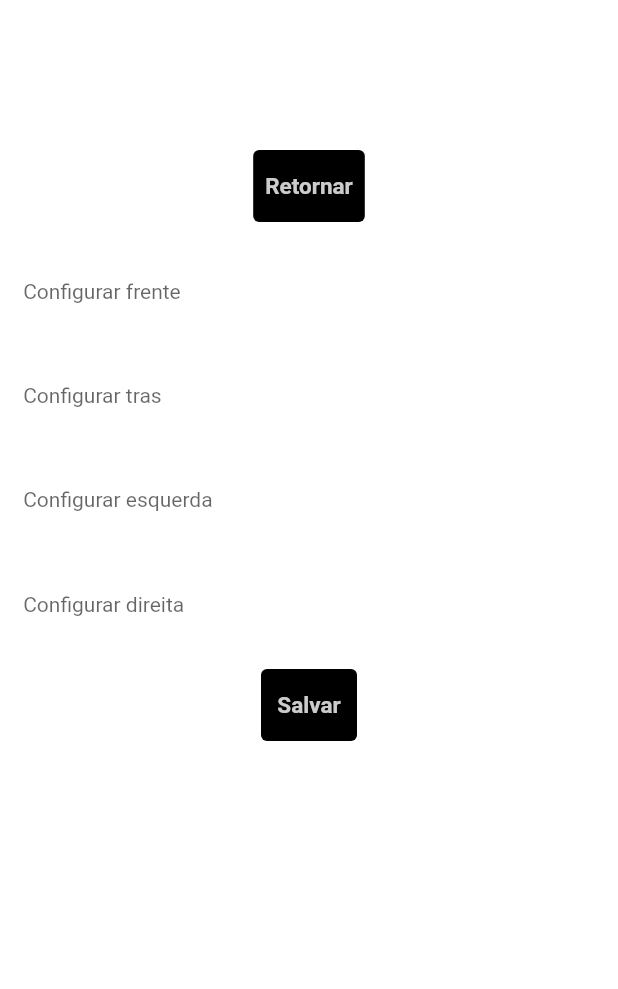
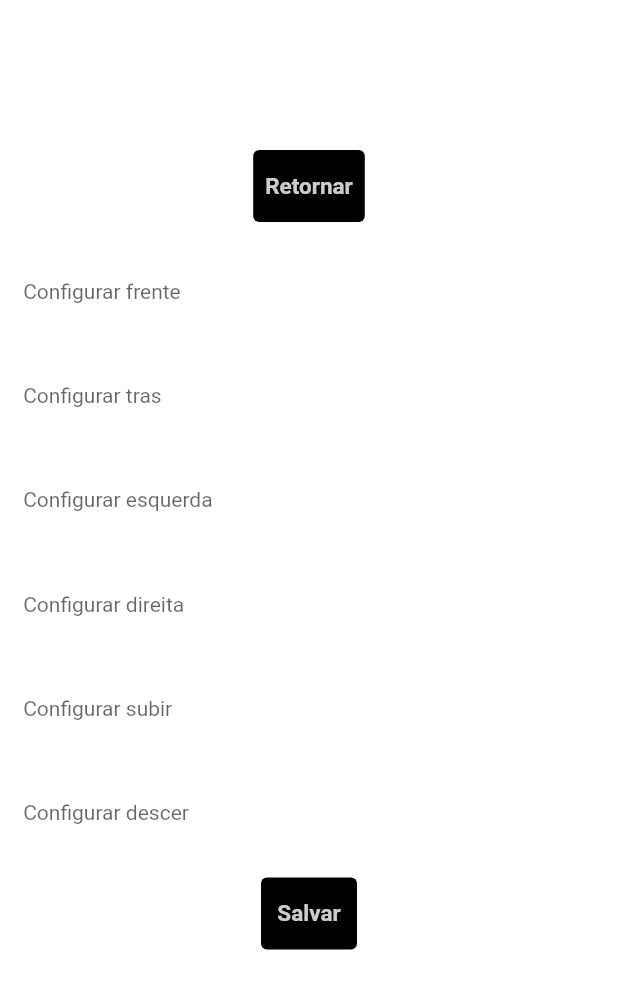
Before and after one commit to lucianobraun1234/bluetooth, a Flutter app: the Configurar screen opened directly, on a phone screen of 412 x 824 dp. Shown: the top 989 px of the screen. Run offline on Flutter 3.47's test engine with Material 2 defaults, Android fonts, the phone set to English and light mode, and no system bars; our stand-ins replace flutter_bluetooth_serial, shared_preferences; accounts and stored records are empty; Roboto replaces fonts that are missing (Poppins).

Commit message:
Update configurar.dart

```diff
--- a/lib/configurar.dart
+++ b/lib/configurar.dart
@@ -1,96 +1,76 @@
-import 'dart:convert';
-import 'dart:typed_data';
-
-import 'package:flutter/cupertino.dart';
 import 'package:flutter/material.dart';
-import 'package:flutter_bluetooth_serial/flutter_bluetooth_serial.dart';
-import 'package:font_awesome_flutter/font_awesome_flutter.dart';
 import 'package:shared_preferences/shared_preferences.dart';
 
-
-
-import '/Background/Widget.dart';
 import 'criar.dart';
 
-class Configurar extends  StatefulWidget  {
+class Configurar extends StatefulWidget {
   @override
   State<Configurar> createState() => _Configurar();
 }
+
 //pagina 171 pegar a listview
 class _Configurar extends State<Configurar> {
+  final cima = TextEditingController();
+  final baixo = TextEditingController();
+  final esquerda = TextEditingController();
+  final direita = TextEditingController();
+  final subir = TextEditingController();
+  final descer = TextEditingController();
 
-  final cima= TextEditingController();
-  final baixo = TextEditingController();
-  final esquerda= TextEditingController();
-  final direita = TextEditingController();
-
-
-
-  void initState () {
+  void initState() {
     super.initState();
 
     _asyncMethod();
-
-
   }
 
-  _asyncMethod() async{
+  _asyncMethod() async {
     SharedPreferences prefs = await SharedPreferences.getInstance();
 
     //prefs.setString('credenciais',resultado2);
-    var cima1=prefs.getString('cima');
-   var baixo1= prefs.getString('baixo');
-   var esquerda1= prefs.getString('esquerda');
-   var direita1= prefs.getString('direita');
-   if(cima1!=null){
-     cima.text=cima1;
+    var cima1 = prefs.getString('cima');
+    var baixo1 = prefs.getString('baixo');
+    var esquerda1 = prefs.getString('esquerda');
+    var direita1 = prefs.getString('direita');
+    var subir1 = prefs.getString('subir');
+    var descer1 = prefs.getString('descer');
+    if (cima1 != null) {
+      cima.text = cima1;
+    } else {
+      cima.text = '';
     }
-   else{
-     cima.text='';
+    if (baixo1 != null) {
+      baixo.text = baixo1;
+    } else {
+      baixo.text = '';
     }
-    if(baixo1!=null){
-      baixo.text=baixo1;
+    if (esquerda1 != null) {
+      esquerda.text = esquerda1;
+    } else {
+      esquerda.text = '';
     }
-    else{
-      baixo.text='';
+    if (direita1 != null) {
+      direita.text = direita1;
+    } else {
+      direita.text = '';
     }
-    if(esquerda1!=null){
-      esquerda.text=esquerda1;
+    if (subir1 != null) {
+      subir.text = subir1;
+    } else {
+      subir.text = '';
     }
-    else{
-      esquerda.text='';
+    if (descer1 != null) {
+      descer.text = descer1;
+    } else {
+      descer.text = '';
     }
-    if(direita1!=null){
-      direita.text=direita1;
-    }
-    else{
-      direita.text='';
   }
 
-  }
-
-
-
-
-
-
-
-
-
-
-
-
-
-  _start(){
+  _start() {
     return Container();
   }
 
-
-
   @override
   Widget build(BuildContext context) {
-
-
     return Stack(children: [
       //BackgroundImage1(),
       // BackgroundImage(),
@@ -100,48 +80,36 @@ class _Configurar extends State<Configurar> {
         backgroundColor: Colors.white,
 
         //backgroundColor: Colors.white,
-        body:
-        Container(
-
-            child:
-            SingleChildScrollView(
-
-              child:
-              Center(
-
-                child:
-                Column(
-                    children: [
-                      SizedBox(height:100),
+        body: Container(
+            child: SingleChildScrollView(
+          child: Center(
+            child: Column(children: [
+              SizedBox(height: 100),
               //definindo a margem superior do apk
               Container(
                 //password
 
-
                 decoration: BoxDecoration(
                     color: Colors.black,
-                            borderRadius: BorderRadius.circular(4)
-                        ),
-                        child:
-                        TextButton(onPressed: () {
+                    borderRadius: BorderRadius.circular(4)),
+                child: TextButton(
+                    onPressed: () {
                       //função do botão
-                          Navigator.pushReplacement(context, MaterialPageRoute(builder: (BuildContext context) =>Inicio()));
-
-
-                        }
-
-                            , child: Text('Retornar', style: TextStyle(
+                      Navigator.pushReplacement(
+                          context,
+                          MaterialPageRoute(
+                              builder: (BuildContext context) => Inicio()));
+                    },
+                    child: Text('Retornar',
+                        style: TextStyle(
                             fontWeight: FontWeight.bold,
                             fontSize: 15,
-                                color: Colors.white.withOpacity(0.8)))
-
-
+                            color: Colors.white.withOpacity(0.8)))),
               ),
-                      ),
-                      SizedBox(height:20),
+              SizedBox(height: 20),
               TextFormField(
                 // readOnly: true,
-                  controller:cima,
+                controller: cima,
                 decoration: new InputDecoration(
                   labelText: " Configurar frente",
                   //fillColor: Colors.white,
@@ -158,21 +126,20 @@ class _Configurar extends State<Configurar> {
                   ),
                   border: new OutlineInputBorder(
                     borderRadius: new BorderRadius.circular(25.0),
-                      borderSide: new BorderSide(
-                      ),
+                    borderSide: new BorderSide(),
                   ),
                   //fillColor: Colors.green
                 ),
 
                 style: new TextStyle(
-                    fontSize:14,
+                  fontSize: 14,
                   fontFamily: "Poppins",
                 ),
               ),
-                      SizedBox(height:15),
+              SizedBox(height: 15),
               TextFormField(
                 //  readOnly: true,
-                        controller:baixo,
+                controller: baixo,
                 decoration: new InputDecoration(
                   labelText: " Configurar tras",
                   //fillColor: Colors.white,
@@ -189,21 +156,20 @@ class _Configurar extends State<Configurar> {
                   ),
                   border: new OutlineInputBorder(
                     borderRadius: new BorderRadius.circular(25.0),
-                            borderSide: new BorderSide(
-                            ),
+                    borderSide: new BorderSide(),
                   ),
                   //fillColor: Colors.green
                 ),
 
                 style: new TextStyle(
-                          fontSize:14,
+                  fontSize: 14,
                   fontFamily: "Poppins",
                 ),
               ),
-                      SizedBox(height:15),
+              SizedBox(height: 15),
               TextFormField(
                 //   readOnly: true,
-                        controller:esquerda,
+                controller: esquerda,
                 decoration: new InputDecoration(
                   labelText: " Configurar esquerda",
                   //fillColor: Colors.white,
@@ -220,21 +186,20 @@ class _Configurar extends State<Configurar> {
                   ),
                   border: new OutlineInputBorder(
                     borderRadius: new BorderRadius.circular(25.0),
-                            borderSide: new BorderSide(
-                            ),
+                    borderSide: new BorderSide(),
                   ),
                   //fillColor: Colors.green
                 ),
 
                 style: new TextStyle(
-                          fontSize:14,
+                  fontSize: 14,
                   fontFamily: "Poppins",
                 ),
               ),
-                      SizedBox(height:15),
+              SizedBox(height: 15),
               TextFormField(
                 // readOnly: true,
-                        controller:direita,
+                controller: direita,
                 decoration: new InputDecoration(
                   labelText: " Configurar direita",
                   //fillColor: Colors.white,
@@ -251,64 +216,111 @@ class _Configurar extends State<Configurar> {
                   ),
                   border: new OutlineInputBorder(
                     borderRadius: new BorderRadius.circular(25.0),
-                            borderSide: new BorderSide(
-                            ),
+                    borderSide: new BorderSide(),
                   ),
                   //fillColor: Colors.green
                 ),
 
                 style: new TextStyle(
-                          fontSize:14,
+                  fontSize: 14,
                   fontFamily: "Poppins",
                 ),
               ),
-                      SizedBox(height:15),
+              SizedBox(height: 15),
+              TextFormField(
+                // readOnly: true,
+                controller: subir,
+                decoration: new InputDecoration(
+                  labelText: " Configurar subir",
+                  //fillColor: Colors.white,
+                  //filled: true,
+                  fillColor: Colors.white,
+                  filled: true,
+                  focusedBorder: OutlineInputBorder(
+                    borderSide: BorderSide(color: Colors.blue),
+                    borderRadius: BorderRadius.circular(10.0),
+                  ),
+                  enabledBorder: UnderlineInputBorder(
+                    borderSide: BorderSide(color: Colors.white),
+                    borderRadius: BorderRadius.circular(10.0),
+                  ),
+                  border: new OutlineInputBorder(
+                    borderRadius: new BorderRadius.circular(25.0),
+                    borderSide: new BorderSide(),
+                  ),
+                  //fillColor: Colors.green
+                ),
+
+                style: new TextStyle(
+                  fontSize: 14,
+                  fontFamily: "Poppins",
+                ),
+              ),
+              SizedBox(height: 15),
+              TextFormField(
+                // readOnly: true,
+                controller: descer,
+                decoration: new InputDecoration(
+                  labelText: " Configurar descer",
+                  //fillColor: Colors.white,
+                  //filled: true,
+                  fillColor: Colors.white,
+                  filled: true,
+                  focusedBorder: OutlineInputBorder(
+                    borderSide: BorderSide(color: Colors.blue),
+                    borderRadius: BorderRadius.circular(10.0),
+                  ),
+                  enabledBorder: UnderlineInputBorder(
+                    borderSide: BorderSide(color: Colors.white),
+                    borderRadius: BorderRadius.circular(10.0),
+                  ),
+                  border: new OutlineInputBorder(
+                    borderRadius: new BorderRadius.circular(25.0),
+                    borderSide: new BorderSide(),
+                  ),
+                  //fillColor: Colors.green
+                ),
+
+                style: new TextStyle(
+                  fontSize: 14,
+                  fontFamily: "Poppins",
+                ),
+              ),
+              SizedBox(height: 15),
               Container(
                 //password
 
-
                 decoration: BoxDecoration(
                     color: Colors.black,
-                            borderRadius: BorderRadius.circular(4)
-                        ),
-                        child:
-                        TextButton(onPressed: () async {
+                    borderRadius: BorderRadius.circular(4)),
+                child: TextButton(
+                    onPressed: () async {
                       //função do botão
-                          SharedPreferences prefs = await SharedPreferences.getInstance();
+                      SharedPreferences prefs =
+                          await SharedPreferences.getInstance();
 
                       //prefs.setString('credenciais',resultado2);
-                          prefs.setString('cima',cima.text);
-                          prefs.setString('baixo',baixo.text);
-                          prefs.setString('esquerda',esquerda.text);
-                          prefs.setString('direita',direita.text);
-                          Alerta().alerta1(context,'Dados salvos','com sucesso!!');
-
-
-                        }
-
-                            , child: Text('Salvar', style: TextStyle(
+                      prefs.setString('cima', cima.text);
+                      prefs.setString('baixo', baixo.text);
+                      prefs.setString('esquerda', esquerda.text);
+                      prefs.setString('direita', direita.text);
+                      prefs.setString('subir', subir.text);
+                      prefs.setString('descer', descer.text);
+                      Alerta()
+                          .alerta1(context, 'Dados salvos', 'com sucesso!!');
+                    },
+                    child: Text('Salvar',
+                        style: TextStyle(
                             fontWeight: FontWeight.bold,
                             fontSize: 15,
-                                color: Colors.white.withOpacity(0.8)))
-
-
+                            color: Colors.white.withOpacity(0.8)))),
               ),
+            ]),
           ),
-
-
-
-
-
-
-
-                    ]
-                ),),)
-        ),)
-
-      ,
+        )),
+      ),
       WillPopScope(
           onWillPop: () async {
-
             print('Press again Back Button exit');
 
             // showAlertDialog(context);
@@ -317,7 +329,6 @@ class _Configurar extends State<Configurar> {
             //Navigator.pushReplacement(context, MaterialPageRoute(builder: (BuildContext context) =>Timer2()));
 
             return true;
-
           },
           child: Container(
             alignment: Alignment.center,
@@ -325,23 +336,17 @@ class _Configurar extends State<Configurar> {
           ))
     ]);
   }
+}
 
-
-
-}
-class Alerta{
-
-  void alerta1(BuildContext context,String titulo,String mensagem)
-  {
+class Alerta {
+  void alerta1(BuildContext context, String titulo, String mensagem) {
     // configura o button
 
     // configura o  AlertDialog
     AlertDialog alerta = AlertDialog(
       title: Text(titulo),
       content: Text(mensagem),
-      actions: [
-
-      ],
+      actions: [],
     );
     // exibe o dialog
     showDialog(
@@ -351,5 +356,4 @@ class Alerta{
       },
     );
   }
-
 }
```
Lines whose indentation alone changed are shown as unchanged.
